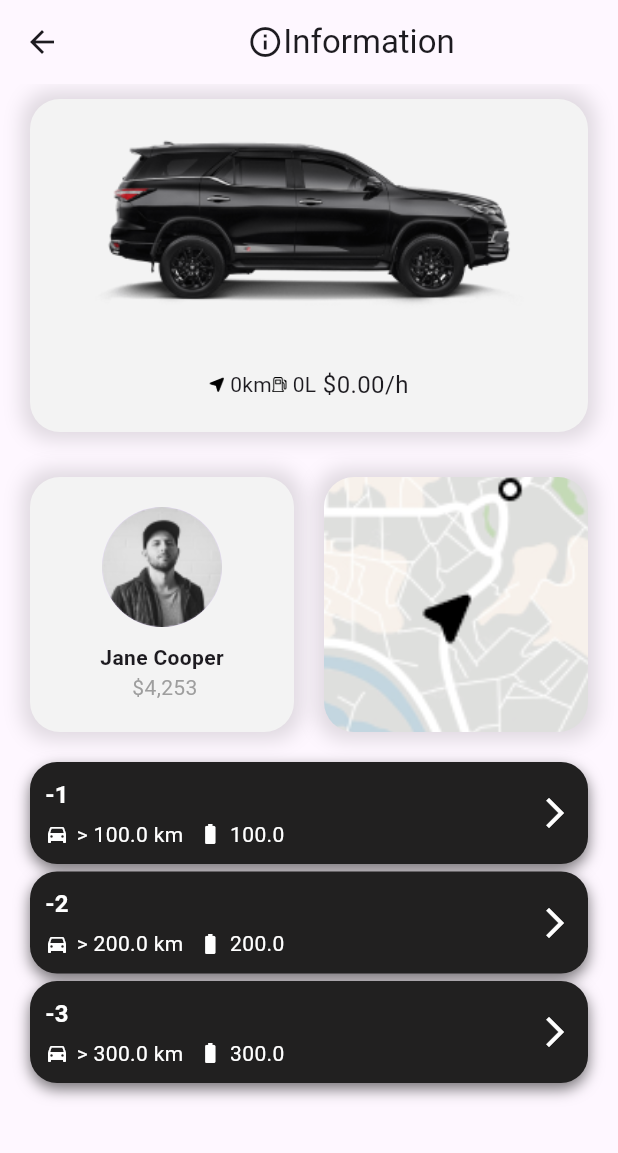
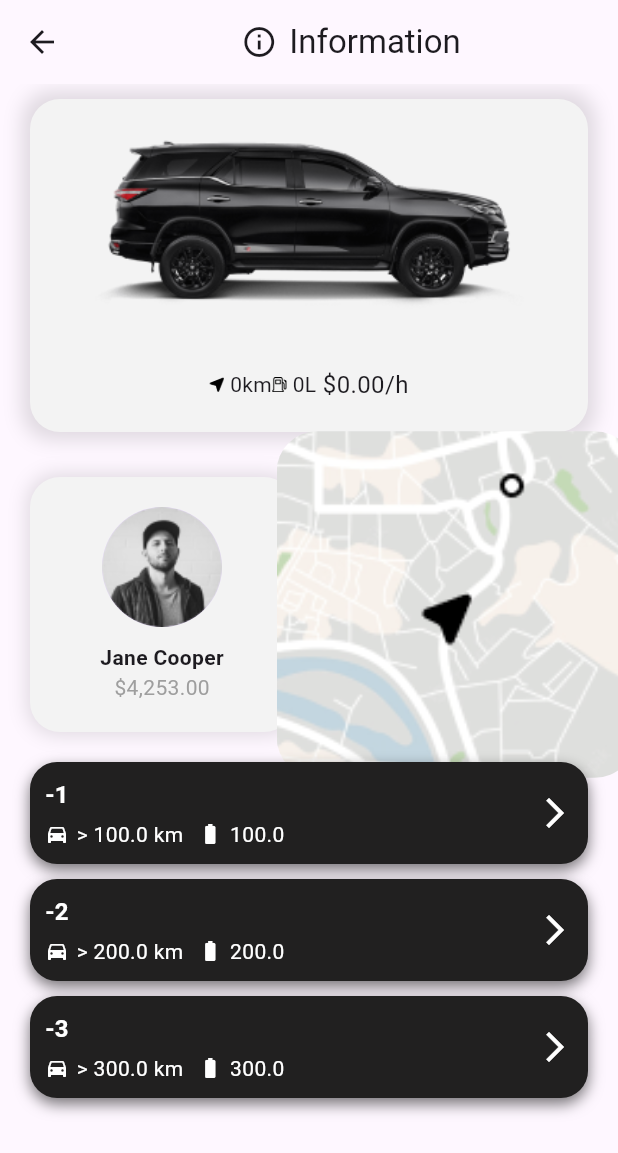
Before and after one commit to ElenaCV12/car_rental, a Flutter app: the CarDetailsPage screen opened directly with empty values, on a phone screen of 412 x 824 dp. Shown: the top 1153 px of the screen. Run offline on Flutter 3.47's test engine with Material 3 defaults, Android fonts, the phone set to English and light mode, and no system bars; our stand-ins replace bloc, cloud_firestore, firebase_core, flutter_bloc, flutter_map, get_it and 1 more; accounts and stored records are empty.

```diff
--- a/car_rental/lib/data/models/car.dart
+++ b/car_rental/lib/data/models/car.dart
@@ -6,15 +6,14 @@ class Car {
 
   Car({required this.model, required this.distance, required this.fuelCapacity, required this.pricePerHour});
 
-  factory Car.fromMap(Map<String, dynamic> map) {
-    return Car(
-      model: map['model'],
-      distance: map['distance'],
-      fuelCapacity: map['fuelCapacity'],
-      pricePerHour: map['pricePerHour']
-
-    );
-  }
+factory Car.fromMap(Map<String, dynamic> map) {
+  return Car(
+    model: map['model'],
+    distance: map['distance'].toDouble(), // Conversión explícita
+    fuelCapacity: map['fuelCapacity'].toDouble(), // Conversión explícita
+    pricePerHour: map['pricePerHour'].toDouble() // Conversión explícita
+  );
+}
 
 }
 
--- a/car_rental/lib/presentation/pages/car_details_page.dart
+++ b/car_rental/lib/presentation/pages/car_details_page.dart
@@ -3,6 +3,7 @@ import 'package:car_rental/presentation/pages/MapsDetailsPage.dart';
 import 'package:car_rental/presentation/widgets/car_card.dart';
 import 'package:car_rental/presentation/widgets/more_card.dart';
 import 'package:flutter/material.dart';
+import 'package:intl/intl.dart';
 
 class CarDetailsPage extends StatefulWidget {
   final Car car;
@@ -19,105 +20,123 @@ class _CarDetailsPageState extends State<CarDetailsPage> with SingleTickerProvid
 
   @override
   void initState() {
+    super.initState();
     _controller = AnimationController(
       duration: const Duration(seconds: 3),
-      vsync: this
+      vsync: this,
     );
 
-      _animation = Tween<double>(begin: 1.0, end: 1.5).animate(_controller!)..addListener((){
-        setState(() {
-        });
+    _animation = Tween<double>(begin: 1.0, end: 1.5).animate(
+      CurvedAnimation(parent: _controller!, curve: Curves.easeInOut),
+    )..addStatusListener((status) {
+        if (status == AnimationStatus.completed) {
+          _controller?.reverse();
+        } else if (status == AnimationStatus.dismissed) {
+          _controller?.forward();
+        }
       });
 
-      _controller!.forward();
-
-    super.initState();
+    _controller?.forward();
   }
-
 
   @override
   void dispose() {
-    _controller!.forward();
-
+    _controller?.dispose();
     super.dispose();
   }
-
 
   @override
   Widget build(BuildContext context) {
     return Scaffold(
       appBar: AppBar(
-        title: Row(
+        title: const Row(
           mainAxisAlignment: MainAxisAlignment.center,
           children: [
             Icon(Icons.info_outline),
+            SizedBox(width: 8),
             Text('Information'),
           ],
         ),
       ),
-      body: Column(
+      body: SingleChildScrollView(
+        child: Column(
           children: [
-          CarCard(car: Car(model: widget.car.model, distance: widget.car.distance, fuelCapacity: widget.car.fuelCapacity, pricePerHour: widget.car.pricePerHour)),
-          SizedBox(height: 20,),
+            CarCard(car: widget.car),
+            const SizedBox(height: 20),
             Padding(
               padding: const EdgeInsets.symmetric(horizontal: 20),
               child: Row(
                 children: [
                   Expanded(
                     child: Container(
-                padding: EdgeInsets.all(20),
+                      padding: const EdgeInsets.all(20),
                       decoration: BoxDecoration(
-                  color: Color(0xffF3F3F3),
+                        color: const Color(0xffF3F3F3),
                         borderRadius: BorderRadius.circular(20),
-                  boxShadow: [
+                        boxShadow: const [
                           BoxShadow(
                             color: Colors.black12,
-                      spreadRadius: 5,
+                            spreadRadius: 2,
                             blurRadius: 10,
                           ),
-                  ]
+                        ],
                       ),
                       child: Column(
                         children: [
-                    CircleAvatar(radius: 40, backgroundImage: AssetImage('assets/user.png'),),
-                    SizedBox(height: 10,),
-                    Text('Jane Cooper', style: TextStyle(fontWeight: FontWeight.bold),),
-                    Text(' \$4,253', style: TextStyle(color: Colors.grey),),
+                          const CircleAvatar(
+                            radius: 40,
+                            backgroundImage: AssetImage('assets/user.png'),
+                          ),
+                          const SizedBox(height: 10),
+                          const Text(
+                            'Jane Cooper',
+                            style: TextStyle(fontWeight: FontWeight.bold),
+                          ),
+                          Text(
+                            '\$${NumberFormat("#,##0.00").format(4253)}',
+                            style: const TextStyle(color: Colors.grey),
+                          ),
                         ],
                       ),
                     ),
                   ),
-            SizedBox(
-              width:20,
-            ),
+                  const SizedBox(width: 20),
                   Expanded(
                     child: GestureDetector(
-                onTap: (){
-                  //MapsDetailsPage
+                      onTap: () {
                         Navigator.push(
                           context,
-                        MaterialPageRoute(builder: (context) => MapsDetailsPage(car: widget.car))
+                          MaterialPageRoute(
+                            builder: (context) => MapsDetailsPage(car: widget.car),
+                          ),
                         );
                       },
                       child: Container(
                         height: 170,
                         decoration: BoxDecoration(
                           borderRadius: BorderRadius.circular(20),
-                    boxShadow: [
+                          boxShadow: const [
                             BoxShadow(
                               color: Colors.black12,
                               blurRadius: 10,
-                        spreadRadius: 5,
+                              spreadRadius: 2,
                             ),
                           ],
                         ),
-                  //Aqui
+                        child: AnimatedBuilder(
+                          animation: _animation!,
+                          builder: (context, child) {
+                            return Transform.scale(
+                              scale: _animation!.value,
+                              child: child,
+                            );
+                          },
                           child: ClipRRect(
                             borderRadius: BorderRadius.circular(20),
-                    child: Transform.scale(
-                      scale: _animation!.value,
-                      alignment: Alignment.center,
-                      child: Image.asset('assets/maps.png', fit: BoxFit.cover),
+                            child: Image.asset(
+                              'assets/maps.png',
+                              fit: BoxFit.cover,
+                            ),
                           ),
                         ),
                       ),
@@ -126,20 +145,42 @@ class _CarDetailsPageState extends State<CarDetailsPage> with SingleTickerProvid
                 ],
               ),
             ),
-          Container(
-            padding: EdgeInsets.all(20),
+            Padding(
+              padding: const EdgeInsets.all(20),
               child: Column(
                 children: [
-                MoreCard(car: Car(model: widget.car.model+"-1", distance: widget.car.distance+100, fuelCapacity: widget.car.fuelCapacity+100, pricePerHour: widget.car.pricePerHour+10)),
-                SizedBox(height: 5,),
-                MoreCard(car: Car(model: widget.car.model+"-2", distance: widget.car.distance+200, fuelCapacity: widget.car.fuelCapacity+200, pricePerHour: widget.car.pricePerHour+20)),
-                SizedBox(height: 5,),
-                MoreCard(car: Car(model: widget.car.model+"-3", distance: widget.car.distance+300, fuelCapacity: widget.car.fuelCapacity+300, pricePerHour: widget.car.pricePerHour+30)),
+                  MoreCard(
+                    car: Car(
+                      model: '${widget.car.model}-1',
+                      distance: widget.car.distance + 100,
+                      fuelCapacity: widget.car.fuelCapacity + 100,
+                      pricePerHour: widget.car.pricePerHour + 10,
+                    ),
+                  ),
+                  const SizedBox(height: 10),
+                  MoreCard(
+                    car: Car(
+                      model: '${widget.car.model}-2',
+                      distance: widget.car.distance + 200,
+                      fuelCapacity: widget.car.fuelCapacity + 200,
+                      pricePerHour: widget.car.pricePerHour + 20,
+                    ),
+                  ),
+                  const SizedBox(height: 10),
+                  MoreCard(
+                    car: Car(
+                      model: '${widget.car.model}-3',
+                      distance: widget.car.distance + 300,
+                      fuelCapacity: widget.car.fuelCapacity + 300,
+                      pricePerHour: widget.car.pricePerHour + 30,
+                    ),
+                  ),
                 ],
               ),
             ),
           ],
         ),
+      ),
     );
   }
 }
--- a/car_rental/lib/presentation/pages/car_list_screen.dart
+++ b/car_rental/lib/presentation/pages/car_list_screen.dart
@@ -1,6 +1,7 @@
 import 'package:car_rental/data/models/car.dart';
 import 'package:car_rental/presentation/bloc/car_bloc.dart';
 import 'package:car_rental/presentation/bloc/car_state.dart';
+import 'package:car_rental/presentation/pages/onboarding_page.dart';
 import 'package:car_rental/presentation/widgets/car_card.dart';
 import 'package:flutter/material.dart';
 import 'package:flutter_bloc/flutter_bloc.dart';
@@ -17,24 +18,32 @@ class CarListScreen extends StatelessWidget {
         foregroundColor: Colors.black,
       ),
     body: BlocBuilder<CarBloc, CarState>(
-        builder: ( context, state){
-          if(state is CarsLoading){
-            return Center(child: CircularProgressIndicator(),);
-          }
-          else if (state is CarsLoaded){
+      builder: (context, state) {
+        if (state is CarsLoading) {
+          return const Center(child: CircularProgressIndicator());
+        } else if (state is CarsLoaded) {
           return ListView.builder(
             itemCount: state.cars.length,
-              itemBuilder: (context, index){
+            itemBuilder: (context, index) {
               return CarCard(car: state.cars[index]);
-              }
+        },
       );
-          }
-                  else if (state is CarsError) {
-          return Center(child: Text('error: ${state.message}'),);
+        } else if (state is CarsError) {
+          return Center(child: Text('Error: ${state.message}'));
       }
       return Container();
     },
-
+  ),
+    floatingActionButton: FloatingActionButton(
+    backgroundColor: Colors.black,
+    child: Icon(Icons.home, color: Colors.white),
+    onPressed: () {
+      Navigator.pushAndRemoveUntil(
+        context,
+        MaterialPageRoute(builder: (context) => OnboardingPage()),
+        (route) => false, // Esto limpia toda la pila de navegación
+        );
+      },
     ),
 
     );
```
Lines whose indentation alone changed are shown as unchanged.
